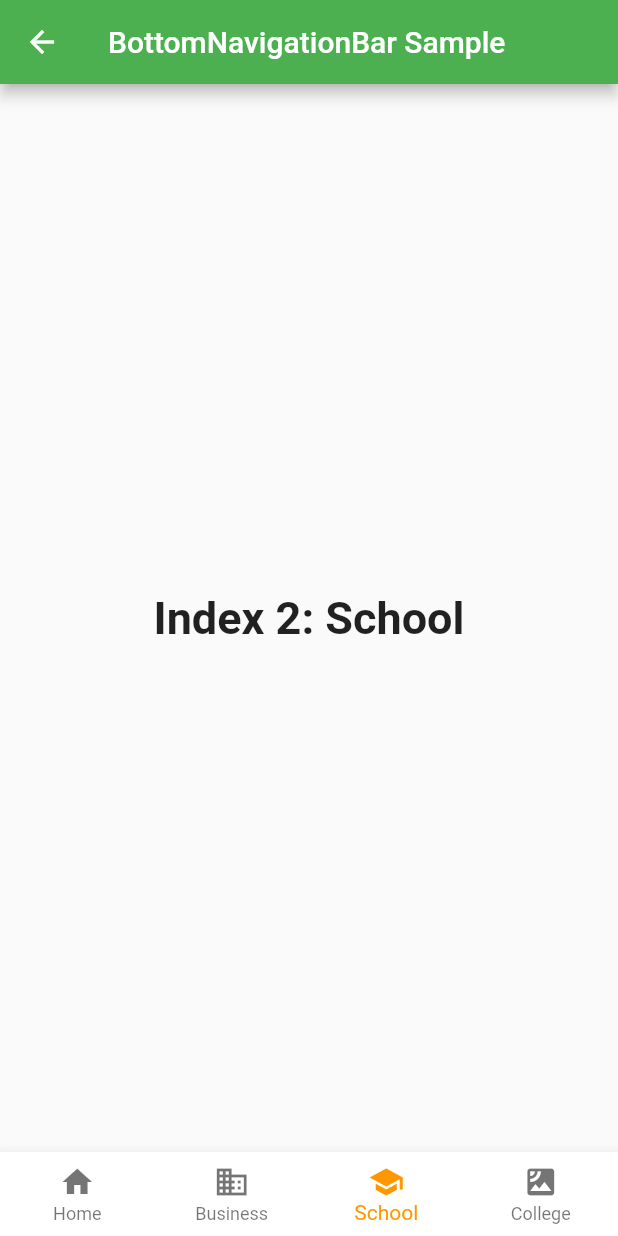
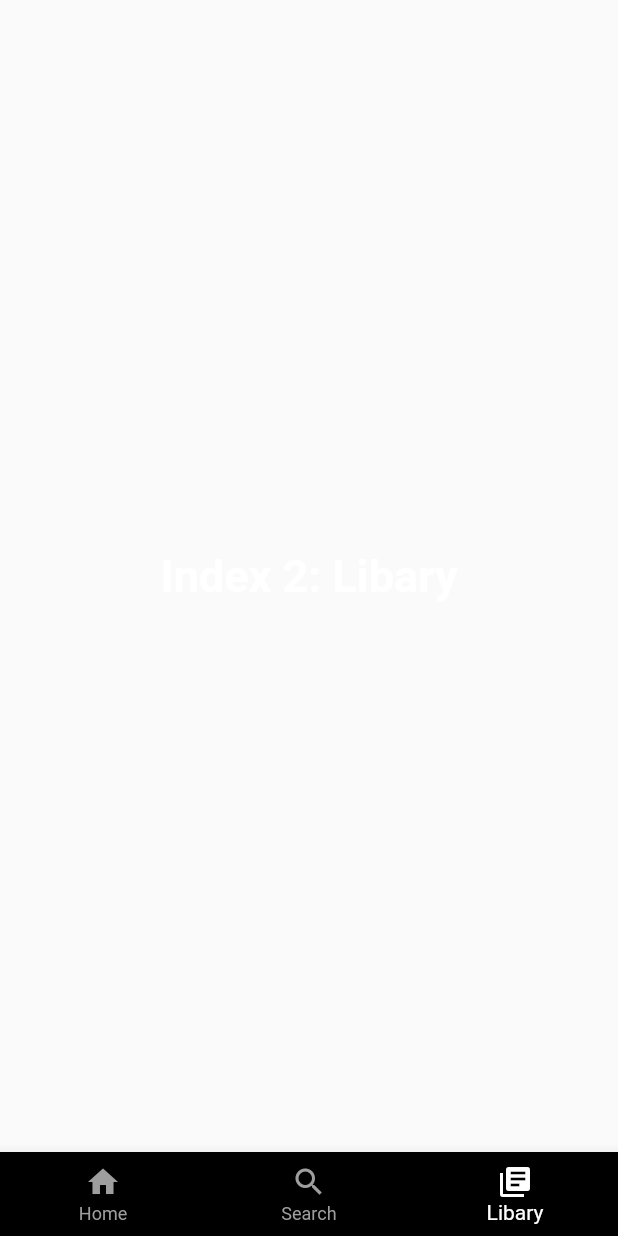
Before and after one commit to AshishGz/TIC-Flutter-class, a Flutter app: the BottomNaviagtionWidhet screen opened directly, on a phone screen of 412 x 824 dp. Run offline on Flutter 3.47's test engine with Material 2 defaults, Android fonts, the phone set to English and light mode, and no system bars; our stand-ins replace validators.

Commit message:
UI practice

```diff
--- a/lib/main.dart
+++ b/lib/main.dart
@@ -71,7 +71,7 @@ class _FlutterClassState extends State<FlutterClass> {
                 Icon(Icons.more_vert),
               ],
             ),
-            body: TestForm()
+            body: ListTileWidget()
 //            SingleChildScrollView(
 //          child: Column(
 //            crossAxisAlignment: CrossAxisAlignment.start,
--- a/lib/widgets/bottomNavigationWidget.dart
+++ b/lib/widgets/bottomNavigationWidget.dart
@@ -1,5 +1,6 @@
 import 'package:flutter/cupertino.dart';
 import 'package:flutter/material.dart';
+import 'package:flutter_class_TIC/widgets/search.dart';
 
 class BottomNaviagtionWidhet extends StatefulWidget {
   BottomNaviagtionWidhet({Key key}) : super(key: key);
@@ -11,22 +12,15 @@ class BottomNaviagtionWidhet extends StatefulWidget {
 class _MyStatefulWidgetState extends State<BottomNaviagtionWidhet> {
   int _selectedIndex = 2;
   static const TextStyle optionStyle =
-      TextStyle(fontSize: 30, fontWeight: FontWeight.bold);
-  static const List<Widget> _widgetOptions = <Widget>[
+      TextStyle(fontSize: 30, fontWeight: FontWeight.bold, color: Colors.white);
+  static List<Widget> _widgetOptions = <Widget>[
+    Search(),
     Text(
-      'Index 0: Home',
+      'Index 1: Search',
       style: optionStyle,
     ),
     Text(
-      'Index 1: Business',
-      style: optionStyle,
-    ),
-    Text(
-      'Index 2: School',
-      style: optionStyle,
-    ),
-    Text(
-      'Index 3: College',
+      'Index 2: Libary',
       style: optionStyle,
     ),
   ];
@@ -39,39 +33,39 @@ class _MyStatefulWidgetState extends State<BottomNaviagtionWidhet> {
 
   @override
   Widget build(BuildContext context) {
-    return Scaffold(
-      appBar: AppBar(
-        title: const Text('BottomNavigationBar Sample'),
-      ),
+    return SafeArea(
+      top: true,
+      bottom: true,
+      child: Scaffold(
         body: Center(
           child: _widgetOptions.elementAt(_selectedIndex),
         ),
         bottomNavigationBar: BottomNavigationBar(
-        selectedIconTheme: IconThemeData(color: Colors.orange),
-        selectedItemColor: Colors.orange,
+          selectedIconTheme: IconThemeData(color: Colors.white),
+          selectedItemColor: Colors.white,
+          unselectedItemColor: Colors.grey,
           type: BottomNavigationBarType.fixed,
-        backgroundColor: Colors.white,
+          backgroundColor: Colors.black,
           items: const <BottomNavigationBarItem>[
             BottomNavigationBarItem(
               icon: Icon(Icons.home),
-            title: Text('Home'),
+              title: Text(
+                'Home',
+              ),
             ),
             BottomNavigationBarItem(
-            icon: Icon(Icons.business),
-            title: Text('Business'),
+              icon: Icon(Icons.search),
+              title: Text('Search'),
             ),
             BottomNavigationBarItem(
-            icon: Icon(Icons.school),
-            title: Text('School'),
-          ),
-          BottomNavigationBarItem(
-            icon: Icon(Icons.satellite),
-            title: Text('College'),
+              icon: Icon(Icons.library_books),
+              title: Text('Libary'),
             ),
           ],
           currentIndex: _selectedIndex,
           onTap: _onItemTapped,
         ),
+      ),
     );
   }
 }
```
Also changed, not shown: lib/model/mycard_model.dart (added, +9 -0 lines), lib/widgets/myCard.dart (added, +36 -0 lines), lib/widgets/myCardWrapper.dart (added, +76 -0 lines), lib/widgets/search.dart (added, +20 -0 lines). Lines whose indentation alone changed are shown as unchanged.
